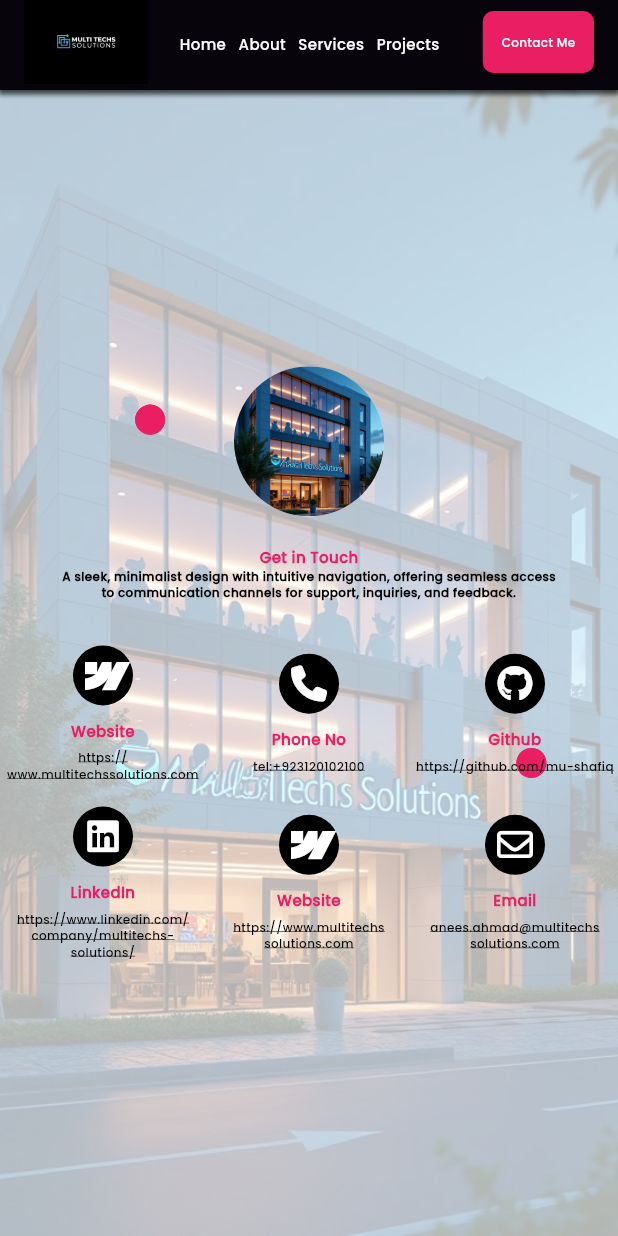
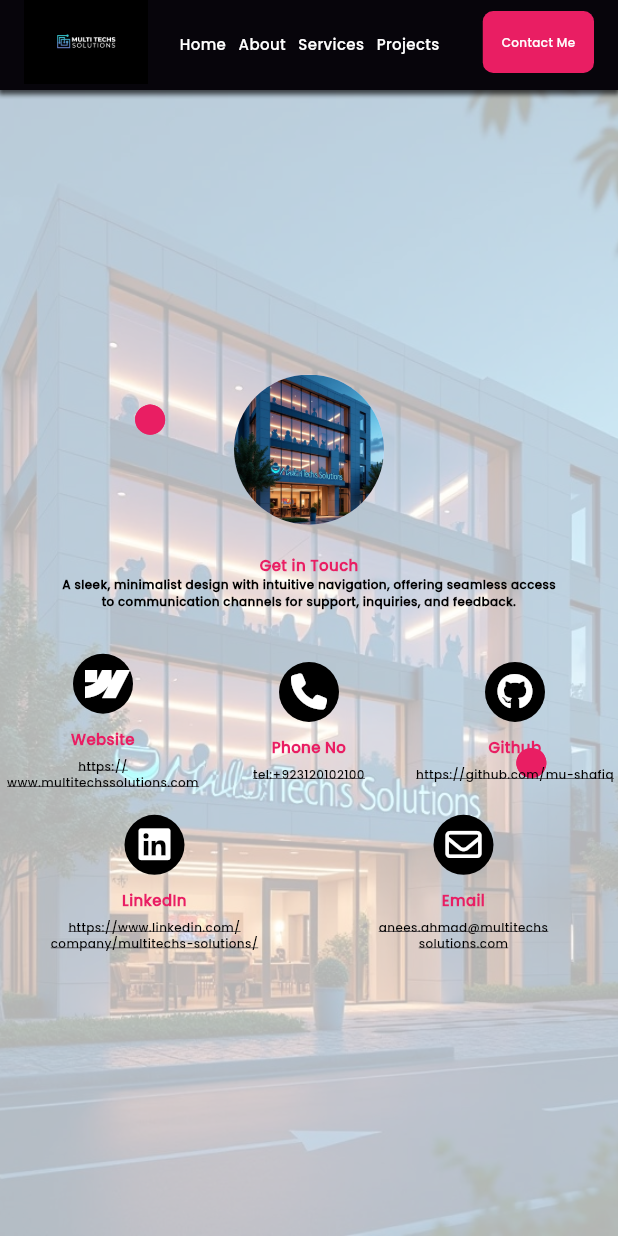
Before and after one commit to HumaSafdar/portfolio, a Flutter app: the ContactDetailsScreen screen opened directly, on a phone screen of 412 x 824 dp. Run offline on Flutter 3.47's test engine with Material 3 defaults, Android fonts, the light colour scheme and no system bars; our stand-ins replace animated_text_kit, flutter_spinkit, font_awesome_flutter.

Commit message:
Portfolio updated

```diff
--- a/lib/screens/contact-us.dart
+++ b/lib/screens/contact-us.dart
@@ -261,11 +261,6 @@ class _ContactDetailsScreenState extends State<ContactDetailsScreen>
                                 'https://www.linkedin.com/\ncompany/multitechs-solutions/',
                           ),
                           ContactCard(
-                            icon: FontAwesomeIcons.webflow,
-                            label: 'Website',
-                            value: 'https://www.multitechs\nsolutions.com',
-                          ),
-                          ContactCard(
                             icon: FontAwesomeIcons.envelope,
                             label: 'Email',
                             value: 'anees.ahmad@multitechs\nsolutions.com',
--- a/lib/screens/projects.dart
+++ b/lib/screens/projects.dart
@@ -154,7 +154,7 @@ class _ProjectsScreenState extends State<ProjectsScreen>
                                 'Hockey Institute offers online Skating Coach Certification\nprograms designed to help coaches develop their skills\nand expertise in skating techniques. The comprehensive\ncourses are accessible from anywhere, providing aspiring\nand experienced coaches with the knowledge and tools\nthey need to enhance their coaching abilities and excel\nin the field of skating instruction.'),
                         ProjectCard(
                             projectTitle: 'Modar',
-                            projectImage: 'assets/images/luxurytransport.jpeg',
+                            projectImage: 'assets/images/modar final (1).jpg',
                             projectLink:
                                 'Modar provides customizable furniture packages that\ncan be expanded with a wide range of household goods,\nincluding tableware,kitchen supplies, household textiles,\nlighting, and electronics.Committed to customer satisfaction,\nModar aims to save clients time and effort in creating a\nharmonious interior. With a focus on convenience and style,\nModar takes care of all the details so customers can enjoy\na beautifully designed space without the hassle'),
                         ProjectCard(
--- a/lib/screens/services.dart
+++ b/lib/screens/services.dart
@@ -36,7 +36,7 @@ class _SkillsScreenState extends State<SkillsScreen>
           'Our skilled team delivers high-performing, responsive websites using\ntechnologies like WordPress, ensuring your online presence is\nimpactful and aligns with your business goals.  '
     },
     {
-      'name': 'SOFTWARE DEVELOPMENT & CUSTOM SOLUTIONS',
+      'name': 'CUSTOM SOFTWARE DEVELOPMENT & CUSTOM SOLUTIONS',
       'details':
           'Our custom software development services are designed to provide\nsolutions that are tailored to the unique needs of your business.We\ndeliver scalable, secure, and efficient software products that\nhelp optimize operations and drive growth.'
     },
--- a/pubspec.yaml
+++ b/pubspec.yaml
@@ -66,7 +66,6 @@ flutter:
   # To add assets to your application, add an assets section, like this:
   assets:
     - assets/images/
-    - assets/animation/
 
   # An image asset can refer to one or more resolution-specific "variants", see
   # https://flutter.dev/to/resolution-aware-images
```
Also changed, not shown: 1 other file.
